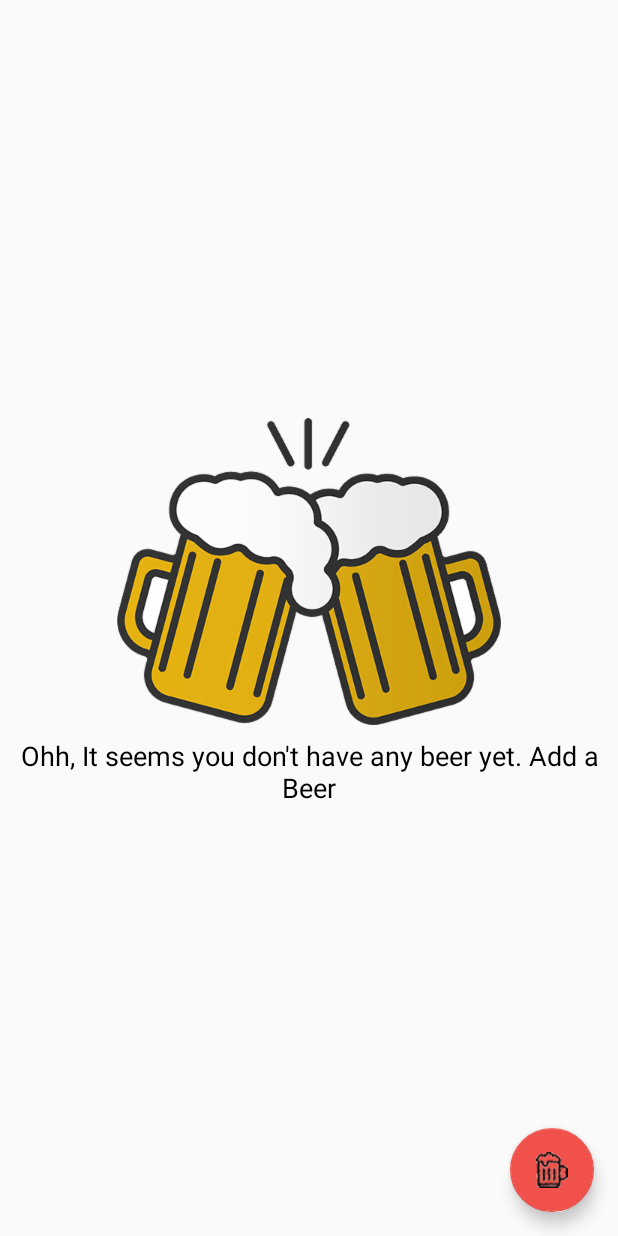
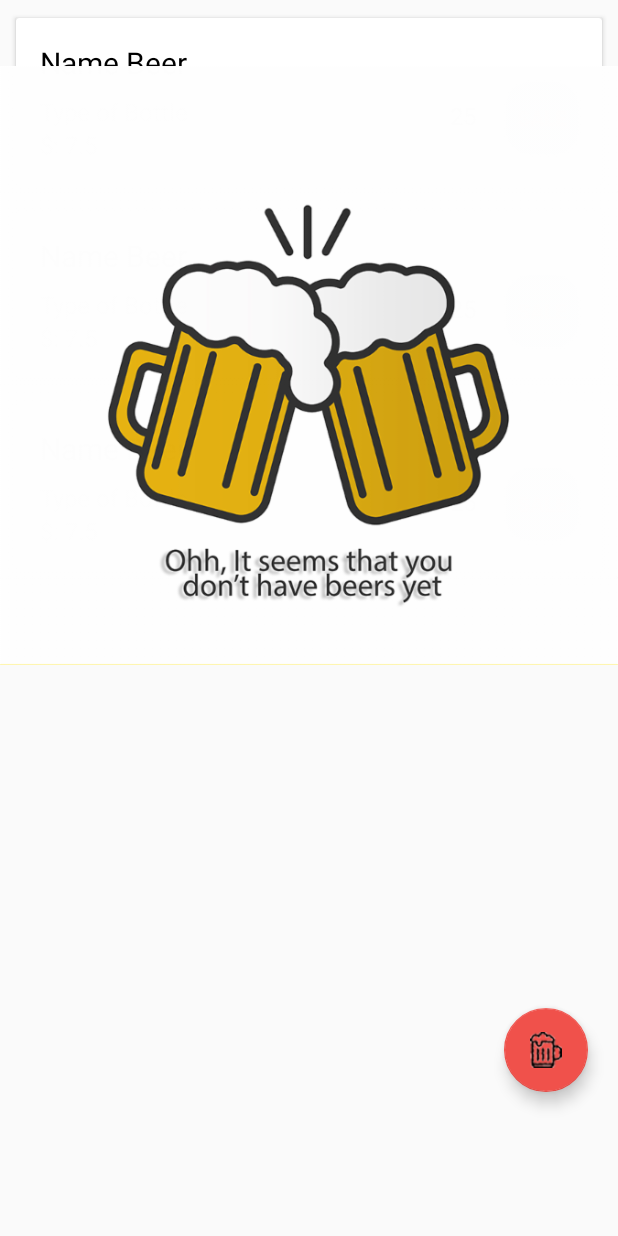
Before and after one commit to Yosolita1978/BeerTapp, an Android app: the layout activity_main.xml on its own in the app's theme, with its tools: preview values and no code run, on a phone screen of 412 x 824 dp. Run offline under Robolectric (Android 15) with nearby library versions, the light colour scheme and no system bars.

Commit message:
MainActivity is working correctly

```diff
--- a/app/src/main/res/layout/activity_main.xml
+++ b/app/src/main/res/layout/activity_main.xml
@@ -10,10 +10,9 @@
     <!-- This layout will have the list of beers. -->
     <ListView
         android:id="@+id/list"
-        android:orientation="vertical"
         android:layout_width="match_parent"
         android:layout_height="match_parent"
-        android:dividerHeight="1dp"/>
+        tools:listitem="@layout/list_item"/>
 
 
     <!-- Empty view is only visible when the list has no items. -->
@@ -21,7 +20,10 @@
         android:id="@+id/empty_layout"
         android:layout_width="wrap_content"
         android:layout_height="wrap_content"
-        android:layout_centerVertical="true"
+        android:layout_alignParentStart="true"
+        android:layout_alignParentLeft="true"
+        android:layout_alignParentTop="true"
+        android:layout_marginTop="25dp"
         android:orientation="vertical"
         android:weightSum="2">
 
@@ -29,20 +31,8 @@
             android:id="@+id/empty_image"
             android:layout_width="wrap_content"
             android:layout_height="wrap_content"
-            android:src="@drawable/beers"
-            android:layout_gravity="center"/>
-
-        <TextView
-            android:id="@+id/empty_view"
-            android:layout_width="wrap_content"
-            android:layout_height="wrap_content"
-            android:layout_gravity="center_vertical"
-            android:layout_weight="1"
-            android:padding="@dimen/dimen_8dp"
-            android:textAlignment="center"
-            android:textAppearance="?android:textAppearanceMedium"
-            tools:text="@string/empty_view"
-            android:textColor="@color/textOnPrimary"/>
+            android:layout_gravity="center"
+            android:src="@drawable/testemptybeers" />
 
     </LinearLayout>
 
@@ -51,8 +41,10 @@
         android:layout_width="wrap_content"
         android:layout_height="wrap_content"
         android:layout_alignParentBottom="true"
+        android:layout_alignParentEnd="true"
         android:layout_alignParentRight="true"
-        android:layout_alignParentEnd="true"
-        android:layout_margin="@dimen/fab_margin"
-        android:src="@drawable/beericon"/>
+        android:layout_marginBottom="96dp"
+        android:layout_marginEnd="20dp"
+        android:layout_marginRight="20dp"
+        android:src="@drawable/beericon" />
 </RelativeLayout>
--- a/app/src/main/res/layout/list_item.xml
+++ b/app/src/main/res/layout/list_item.xml
@@ -74,7 +74,7 @@
                 app:layout_constraintHorizontal_bias="0.0"
                 app:layout_constraintStart_toStartOf="parent"
                 app:layout_constraintTop_toBottomOf="@+id/bottles"
-                tools:text="7.5" />
+                tools:text="$: 7.5" />
 
             <TextView
                 android:id="@+id/quantity"
@@ -97,14 +97,16 @@
 
             <Button
                 android:id="@+id/sale_button"
-                style="@style/SaleButtonStyle"
                 android:layout_width="0dp"
                 android:layout_height="match_parent"
                 android:layout_marginEnd="@dimen/cardbase_dim"
                 android:layout_marginRight="@dimen/cardbase_dim"
                 android:background="@drawable/salebutton"
-                android:drawableLeft="@drawable/ic_attach_money"
-                android:drawableStart="@drawable/ic_attach_money"
+                android:text="@string/salebutton"
+                android:textColor="@color/textAccent"
+                android:textStyle="bold"
+                android:focusable="false"
+                android:focusableInTouchMode="false"
                 app:layout_constraintBottom_toBottomOf="@+id/quantity"
                 app:layout_constraintDimensionRatio="h,1:1"
                 app:layout_constraintEnd_toEndOf="@id/ConstraintLayout"
--- a/app/src/main/res/values/strings.xml
+++ b/app/src/main/res/values/strings.xml
@@ -66,6 +66,12 @@
     <!-- Toast message in editor when new beer has failed to be inserted [CHAR LIMIT=NONE] -->
     <string name="editor_insert_beer_failed">Error with saving beer</string>
 
+    <!-- Label for the sale button in the UI [CHAR LIMIT=20] -->
+    <string name="salebutton">Sale</string>
+
+    <!-- Label for the toast of out of stock of the beers-->
+    <string name="toast_out_of_stock">You are out of stock of this beer</string>
+
 
 
 </resources>
--- a/app/src/main/res/values/styles.xml
+++ b/app/src/main/res/values/styles.xml
@@ -42,10 +42,5 @@
         <item name="android:textAppearance">?android:textAppearanceSmall</item>
     </style>
 
-    <!-- List Item Button Style -->
-    <style name="SaleButtonStyle">
-        <item name="android:focusable">false</item>
-        <item name="android:focusableInTouchMode">false</item>
-    </style>
 
 </resources>
```
Also changed, not shown: app/src/main/java/co/yosola/beertapp/BeerCursorAdapter.java (added, +111 -0 lines), app/src/main/java/co/yosola/beertapp/MainActivity.java (+58 -99 lines), app/src/main/java/co/yosola/beertapp/data/BeerProvider.java (+21 -2 lines), app/src/main/res/drawable-hdpi/beers.png (deleted), app/src/main/res/drawable-hdpi/testemptybeers.png (added), app/src/main/res/drawable-mdpi/beers.png (deleted), app/src/main/res/drawable-mdpi/testemptybeers.png (added), app/src/main/res/drawable-xhdpi/beers.png (deleted), app/src/main/res/drawable-xhdpi/testemptybeers.png (added), app/src/main/res/drawable-xxhdpi/beers.png (deleted), app/src/main/res/drawable-xxhdpi/testemptybeers.png (added), app/src/main/res/drawable-xxxhdpi/beers.png (deleted), app/src/main/res/drawable-xxxhdpi/testemptybeers.png (added).
